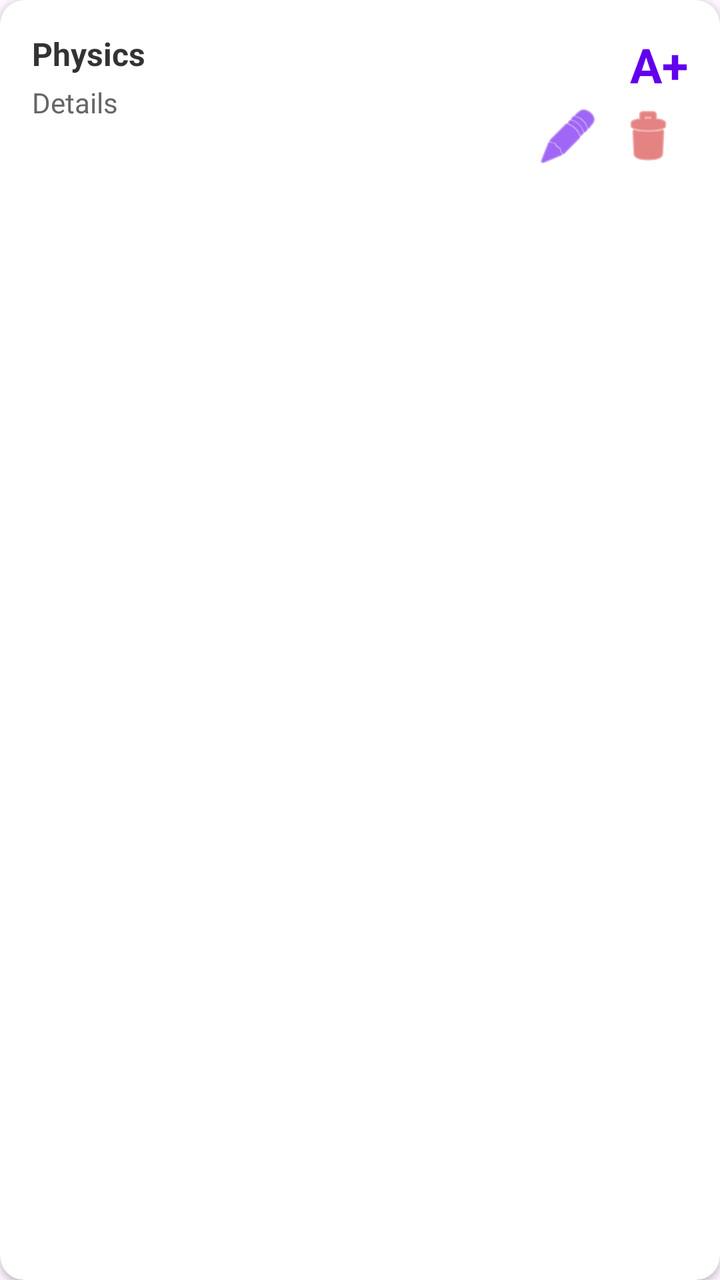
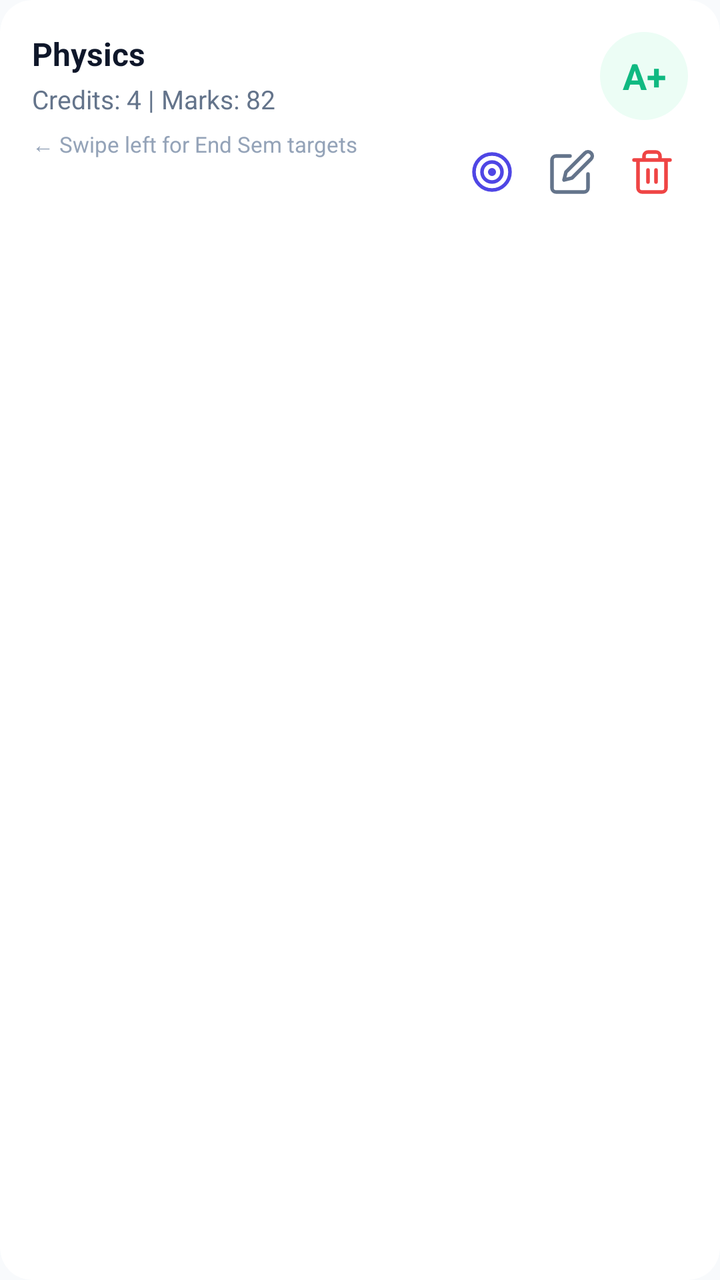

Screens rendered from an Android XML layout before and after an edit, with the pre-edit source and the edit as a unified diff.
<!-- AndroidManifest.xml: application theme Theme.CGPATracker -->
<!-- res/layout/item_subject.xml -->
<?xml version="1.0" encoding="utf-8"?>
<androidx.cardview.widget.CardView xmlns:android="http://schemas.android.com/apk/res/android"
    xmlns:app="http://schemas.android.com/apk/res-auto"
    android:layout_width="match_parent"
    android:layout_height="wrap_content"
    android:layout_marginHorizontal="16dp"
    android:layout_marginVertical="6dp"
    app:cardCornerRadius="12dp"
    app:cardElevation="2dp"
    app:cardBackgroundColor="#FFFFFF">

    <androidx.constraintlayout.widget.ConstraintLayout
        android:layout_width="match_parent"
        android:layout_height="wrap_content"
        android:padding="16dp">

        <TextView
            android:id="@+id/tvSubjectName"
            android:layout_width="0dp"
            android:layout_height="wrap_content"
            android:text="Physics"
            android:textSize="16sp"
            android:textStyle="bold"
            android:textColor="#333333"
            app:layout_constraintStart_toStartOf="parent"
            app:layout_constraintEnd_toStartOf="@+id/tvGrade"
            app:layout_constraintTop_toTopOf="parent" />

        <TextView
            android:id="@+id/tvSubjectDetails"
            android:layout_width="0dp"
            android:layout_height="wrap_content"
            android:text="Details"
            android:textSize="14sp"
            android:textColor="#666666"
            android:layout_marginTop="4dp"
            app:layout_constraintStart_toStartOf="parent"
            app:layout_constraintEnd_toStartOf="@+id/tvGrade"
            app:layout_constraintTop_toBottomOf="@+id/tvSubjectName" />

        <TextView
            android:id="@+id/tvGrade"
            android:layout_width="wrap_content"
            android:layout_height="wrap_content"
            android:text="A+"
            android:textSize="24sp"
            android:textStyle="bold"
            android:textColor="#6200EE"
            app:layout_constraintEnd_toEndOf="parent"
            app:layout_constraintTop_toTopOf="parent"
            app:layout_constraintBottom_toTopOf="@+id/btnEditSubject" />

        <ImageButton
            android:id="@+id/btnEditSubject"
            android:layout_width="40dp"
            android:layout_height="40dp"
            android:src="@android:drawable/ic_menu_edit"
            android:background="?attr/selectableItemBackgroundBorderless"
            app:tint="#6200EE"
            app:layout_constraintEnd_toStartOf="@+id/btnDeleteSubject"
            app:layout_constraintBottom_toBottomOf="parent"
            app:layout_constraintTop_toBottomOf="@+id/tvGrade" />

        <ImageButton
            android:id="@+id/btnDeleteSubject"
            android:layout_width="40dp"
            android:layout_height="40dp"
            android:src="@android:drawable/ic_menu_delete"
            android:background="?attr/selectableItemBackgroundBorderless"
            app:tint="#D32F2F"
            app:layout_constraintEnd_toEndOf="parent"
            app:layout_constraintBottom_toBottomOf="parent"
            app:layout_constraintTop_toBottomOf="@+id/tvGrade" />

    </androidx.constraintlayout.widget.ConstraintLayout>
</androidx.cardview.widget.CardView>
<!-- resources referenced by this layout -->
<resources>
  <style name="Theme.CGPATracker" parent="Base.Theme.CGPATracker" />
  <style name="Base.Theme.CGPATracker" parent="Theme.Material3.DayNight.NoActionBar">
          
          
      </style>
</resources>

<!-- the commit's change to res/layout/item_subject.xml (unified diff, before → after) -->
@@ -3,11 +3,11 @@
     xmlns:app="http://schemas.android.com/apk/res-auto"
     android:layout_width="match_parent"
     android:layout_height="wrap_content"
-    android:layout_marginHorizontal="16dp"
-    android:layout_marginVertical="6dp"
-    app:cardCornerRadius="12dp"
-    app:cardElevation="2dp"
-    app:cardBackgroundColor="#FFFFFF">
+    android:layout_marginHorizontal="20dp"
+    android:layout_marginVertical="5dp"
+    app:cardCornerRadius="16dp"
+    app:cardElevation="0dp"
+    app:cardBackgroundColor="@color/surface">
 
     <androidx.constraintlayout.widget.ConstraintLayout
         android:layout_width="match_parent"
@@ -21,7 +21,7 @@
             android:text="Physics"
             android:textSize="16sp"
             android:textStyle="bold"
-            android:textColor="#333333"
+            android:textColor="@color/text_primary"
             app:layout_constraintStart_toStartOf="parent"
             app:layout_constraintEnd_toStartOf="@+id/tvGrade"
             app:layout_constraintTop_toTopOf="parent" />
@@ -30,47 +30,82 @@
             android:id="@+id/tvSubjectDetails"
             android:layout_width="0dp"
             android:layout_height="wrap_content"
-            android:text="Details"
-            android:textSize="14sp"
-            android:textColor="#666666"
-            android:layout_marginTop="4dp"
+            android:text="Credits: 4 | Marks: 82"
+            android:textSize="13sp"
+            android:textColor="@color/text_secondary"
+            android:layout_marginTop="3dp"
             app:layout_constraintStart_toStartOf="parent"
             app:layout_constraintEnd_toStartOf="@+id/tvGrade"
             app:layout_constraintTop_toBottomOf="@+id/tvSubjectName" />
 
         <TextView
-            android:id="@+id/tvGrade"
+            android:id="@+id/tvTargetHint"
             android:layout_width="wrap_content"
             android:layout_height="wrap_content"
+            android:text="← Swipe left for End Sem targets"
+            android:textSize="11sp"
+            android:textColor="@color/text_muted"
+            android:layout_marginTop="6dp"
+            app:layout_constraintStart_toStartOf="parent"
+            app:layout_constraintTop_toBottomOf="@+id/tvSubjectDetails" />
+
+        
+        <TextView
+            android:id="@+id/tvGrade"
+            android:layout_width="44dp"
+            android:layout_height="44dp"
+            android:gravity="center"
             android:text="A+"
-            android:textSize="24sp"
+            android:textSize="18sp"
             android:textStyle="bold"
-            android:textColor="#6200EE"
+            android:textColor="@color/success"
+            android:background="@drawable/dialog_background"
+            android:backgroundTint="@color/success_soft"
             app:layout_constraintEnd_toEndOf="parent"
             app:layout_constraintTop_toTopOf="parent"
-            app:layout_constraintBottom_toTopOf="@+id/btnEditSubject" />
+            app:layout_constraintBottom_toTopOf="@+id/llActions" />
 
-        <ImageButton
-            android:id="@+id/btnEditSubject"
-            android:layout_width="40dp"
-            android:layout_height="40dp"
-            android:src="@android:drawable/ic_menu_edit"
-            android:background="?attr/selectableItemBackgroundBorderless"
-            app:tint="#6200EE"
-            app:layout_constraintEnd_toStartOf="@+id/btnDeleteSubject"
-            app:layout_constraintBottom_toBottomOf="parent"
-            app:layout_constraintTop_toBottomOf="@+id/tvGrade" />
+        
+        <LinearLayout
+            android:id="@+id/llActions"
+            android:layout_width="wrap_content"
+            android:layout_height="wrap_content"
+            android:orientation="horizontal"
+            android:gravity="center_vertical"
+            android:layout_marginTop="8dp"
+            app:layout_constraintEnd_toEndOf="parent"
+            app:layout_constraintTop_toBottomOf="@+id/tvGrade"
+            app:layout_constraintBottom_toBottomOf="parent">
 
-        <ImageButton
-            android:id="@+id/btnDeleteSubject"
-            android:layout_width="40dp"
-            android:layout_height="40dp"
-            android:src="@android:drawable/ic_menu_delete"
-            android:background="?attr/selectableItemBackgroundBorderless"
-            app:tint="#D32F2F"
-            app:layout_constraintEnd_toEndOf="parent"
-            app:layout_constraintBottom_toBottomOf="parent"
-            app:layout_constraintTop_toBottomOf="@+id/tvGrade" />
+            <ImageButton
+                android:id="@+id/btnTargetSubject"
+                android:layout_width="36dp"
+                android:layout_height="36dp"
+                android:src="@drawable/ic_target"
+                android:background="?attr/selectableItemBackgroundBorderless"
+                android:contentDescription="View Targets"
+                app:tint="@color/primary" />
+
+            <ImageButton
+                android:id="@+id/btnEditSubject"
+                android:layout_width="36dp"
+                android:layout_height="36dp"
+                android:src="@drawable/ic_edit"
+                android:background="?attr/selectableItemBackgroundBorderless"
+                android:contentDescription="Edit Subject"
+                app:tint="@color/text_secondary"
+                android:layout_marginStart="4dp" />
+
+            <ImageButton
+                android:id="@+id/btnDeleteSubject"
+                android:layout_width="36dp"
+                android:layout_height="36dp"
+                android:src="@drawable/ic_delete"
+                android:background="?attr/selectableItemBackgroundBorderless"
+                android:contentDescription="Delete Subject"
+                app:tint="@color/danger"
+                android:layout_marginStart="4dp" />
+        </LinearLayout>
 
     </androidx.constraintlayout.widget.ConstraintLayout>
 </androidx.cardview.widget.CardView>
<!-- resource entries referenced after the edit -->
@@ -1,9 +1,90 @@
 <!-- resources referenced by this layout -->
 <resources>
+  <color name="danger">#EF4444</color>
+  <color name="primary">#4F46E5</color>
+  <color name="success">#10B981</color>
+  <color name="success_soft">#ECFDF5</color>
+  <color name="surface">#FFFFFF</color>
+  <color name="text_muted">#94A3B8</color>
+  <color name="text_primary">#0F172A</color>
+  <color name="text_secondary">#64748B</color>
+  <!-- drawable dialog_background (drawable) -->
+  <?xml version="1.0" encoding="utf-8"?>
+  <shape xmlns:android="http://schemas.android.com/apk/res/android">
+      <solid android:color="@color/surface" />
+      <corners android:radius="24dp" />
+  </shape>
+  <!-- drawable ic_delete (drawable) -->
+  <vector xmlns:android="http://schemas.android.com/apk/res/android"
+      android:width="24dp"
+      android:height="24dp"
+      android:viewportWidth="24"
+      android:viewportHeight="24">
+    <path
+        android:fillColor="#00000000"
+        android:strokeColor="#EF4444"
+        android:strokeWidth="1.8"
+        android:strokeLineCap="round"
+        android:strokeLineJoin="round"
+        android:pathData="M3,6h18M19,6v14a2,2 0 0,1 -2,2H7a2,2 0 0,1 -2,-2V6m3,0V4a2,2 0 0,1 2,-2h4a2,2 0 0,1 2,2v2M10,11v6M14,11v6"/>
+  </vector>
+  <!-- drawable ic_edit (drawable) -->
+  <vector xmlns:android="http://schemas.android.com/apk/res/android"
+      android:width="24dp"
+      android:height="24dp"
+      android:viewportWidth="24"
+      android:viewportHeight="24">
+    <path
+        android:fillColor="#00000000"
+        android:strokeColor="#0F172A"
+        android:strokeWidth="1.8"
+        android:strokeLineCap="round"
+        android:strokeLineJoin="round"
+        android:pathData="M11,4H4a2,2 0 0,0 -2,2v14a2,2 0 0,0 2,2h14a2,2 0 0,0 2,-2v-7M18.5,2.5a2.121,2.121 0 0,1 3,3L12,15l-4,1 1,-4 9.5,-9.5z"/>
+  </vector>
+  <!-- drawable ic_target (drawable) -->
+  <vector xmlns:android="http://schemas.android.com/apk/res/android"
+      android:width="24dp"
+      android:height="24dp"
+      android:viewportWidth="24"
+      android:viewportHeight="24">
+    <path
+        android:fillColor="#00000000"
+        android:strokeColor="#4F46E5"
+        android:strokeWidth="1.8"
+        android:strokeLineCap="round"
+        android:strokeLineJoin="round"
+        android:pathData="M12,12m-9,0a9,9 0 1,0 18,0a9,9 0 1,0 -18,0"/>
+    <path
+        android:fillColor="#00000000"
+        android:strokeColor="#4F46E5"
+        android:strokeWidth="1.8"
+        android:strokeLineCap="round"
+        android:strokeLineJoin="round"
+        android:pathData="M12,12m-5,0a5,5 0 1,0 10,0a5,5 0 1,0 -10,0"/>
+    <path
+        android:fillColor="#00000000"
+        android:strokeColor="#4F46E5"
+        android:strokeWidth="2"
+        android:strokeLineCap="round"
+        android:pathData="M12,12m-1,0a1,1 0 1,0 2,0a1,1 0 1,0 -2,0"/>
+  </vector>
   <style name="Theme.CGPATracker" parent="Base.Theme.CGPATracker" />
   <style name="Base.Theme.CGPATracker" parent="Theme.Material3.DayNight.NoActionBar">
-          
-          
+          <item name="colorPrimary">@color/primary</item>
+          <item name="colorSecondary">@color/primary_light</item>
+          <item name="android:statusBarColor">@color/background</item>
+          <item name="android:windowLightStatusBar">true</item>
+          <item name="android:windowBackground">@color/background</item>
+          <item name="bottomSheetDialogTheme">@style/CustomBottomSheetDialogTheme</item>
+      </style>
+  <color name="primary_light">#6366F1</color>
+  <color name="background">#F8FAFC</color>
+  <style name="CustomBottomSheetDialogTheme" parent="Theme.MaterialComponents.Light.BottomSheetDialog">
+          <item name="bottomSheetStyle">@style/CustomBottomSheetStyle</item>
+      </style>
+  <style name="CustomBottomSheetStyle" parent="Widget.Design.BottomSheet.Modal">
+          <item name="android:background">@android:color/transparent</item>
       </style>
 </resources>
 
